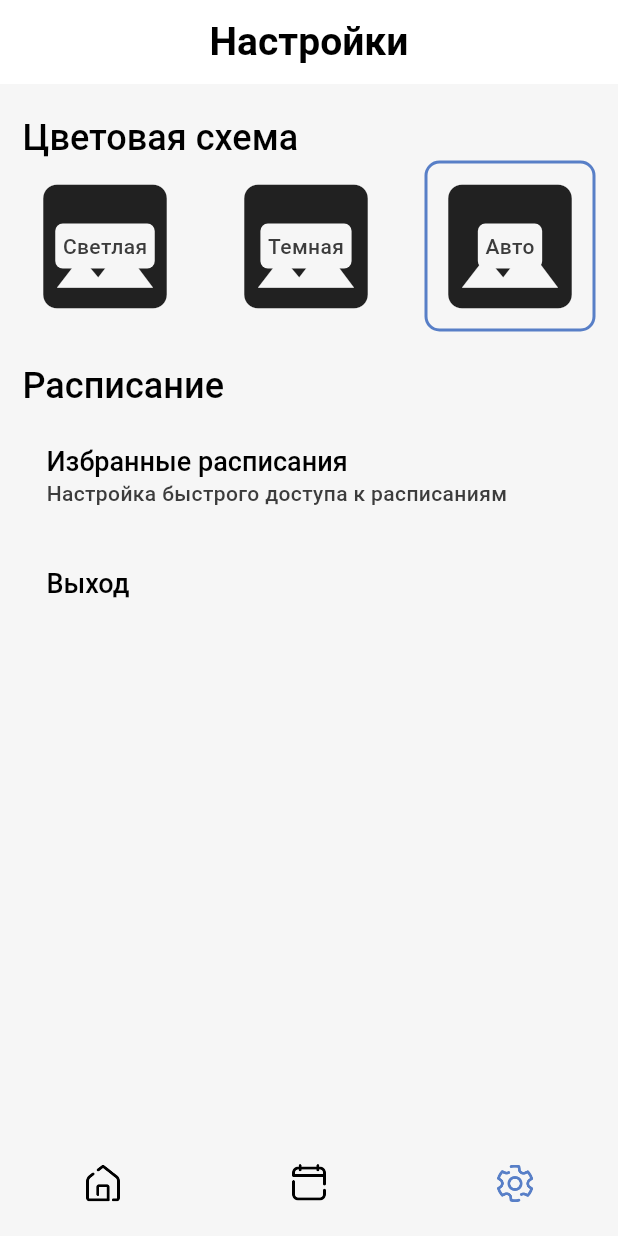
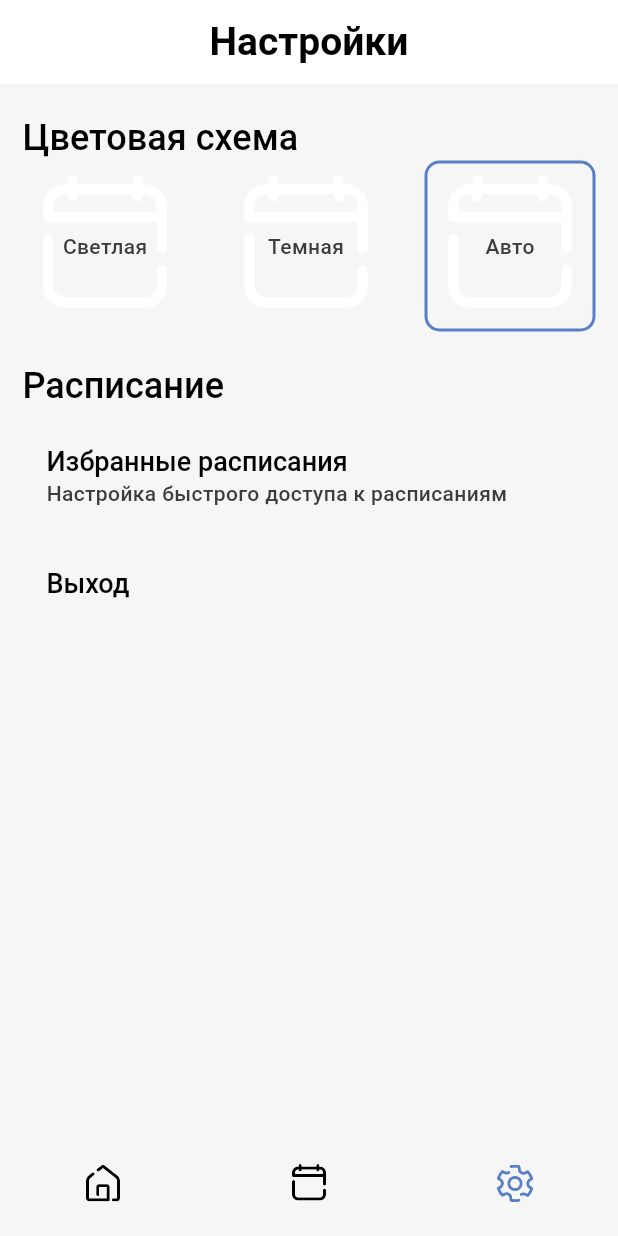
Before and after one commit to yngve3/ScheduleForICTISFlutter, a Flutter app: the PreferencesPage screen opened by its route, on a phone screen of 412 x 824 dp. Run offline on Flutter 3.47's test engine with Material 3 defaults, Android fonts, the phone set to English and light mode, and no system bars; our stand-ins replace awesome_notifications, easy_debounce, file_picker, firebase_auth, firebase_core, firebase_database and 7 more; missing offline and left inert: open_file_plus; accounts and stored records are empty; generated files the repository leaves out were written again.

Commit message:
started adding an item in the settings with changing themes

```diff
--- a/lib/presentation/pages/preferences/preferences_page.dart
+++ b/lib/presentation/pages/preferences/preferences_page.dart
@@ -7,6 +7,7 @@ import 'package:schedule_for_ictis_flutter/presentation/extensions/theme_mode.da
 import 'package:schedule_for_ictis_flutter/presentation/widgets/app_bar.dart';
 import 'package:schedule_for_ictis_flutter/utils/constants/callbacks.dart';
 
+import '../../../gen/assets.gen.dart';
 import '../../app/cubit/app_cubit.dart';
 import '../../route/routes.dart';
 
@@ -83,7 +84,7 @@ class _PreferenceThemeModeState extends State<PreferenceThemeMode> {
           themeMode: ThemeMode.light,
           groupValue: selectedMode.index,
           onChanged: (value) {
-            widget.onThemeModeChange(ThemeModeFromIndexExtention.fromIndex(value));
+            widget.onThemeModeChange(value);
             setState(() {});
           }
         ),
@@ -91,7 +92,7 @@ class _PreferenceThemeModeState extends State<PreferenceThemeMode> {
           themeMode: ThemeMode.dark,
           groupValue: selectedMode.index,
           onChanged: (value) {
-            widget.onThemeModeChange(ThemeModeFromIndexExtention.fromIndex(value));
+            widget.onThemeModeChange(value);
             setState(() {});
           },
         ),
@@ -99,7 +100,7 @@ class _PreferenceThemeModeState extends State<PreferenceThemeMode> {
           themeMode: ThemeMode.system,
           groupValue: selectedMode.index,
           onChanged: (value) {
-            widget.onThemeModeChange(ThemeModeFromIndexExtention.fromIndex(value));
+            widget.onThemeModeChange(value);
             setState(() {});
           },
         ),
@@ -119,11 +120,13 @@ class PreferenceThemeModeTile extends StatelessWidget {
 
   final ThemeMode themeMode;
   final int groupValue;
-  final IntCallback onChanged;
+  final ThemeModeCallback onChanged;
 
   @override
   Widget build(BuildContext context) {
-    return Container(
+    return InkWell(
+      onTap: () => onChanged(themeMode),
+      child: Container(
         decoration: groupValue == themeMode.index ? BoxDecoration(
             borderRadius: BorderRadius.circular(10),
             border: Border.all(color: context.colorScheme.primary, width: 2)
@@ -144,6 +147,7 @@ class PreferenceThemeModeTile extends StatelessWidget {
             )
           ],
         ),
+      ),
     );
   }
 
@@ -156,11 +160,9 @@ class PreferenceThemeModeTile extends StatelessWidget {
   }
 
   Widget _getImage(ThemeMode themeMode) {
-    return const Icon(Icons.image, size: 110);
+    return Assets.icons.icSchedule.image(fit: BoxFit.fitHeight, height: 110, width: 110, color: Colors.white);
   }
 }
-
-
 
 class PreferenceTitle extends StatelessWidget {
   const PreferenceTitle({super.key, required this.title});
```
Lines whose indentation alone changed are shown as unchanged.
